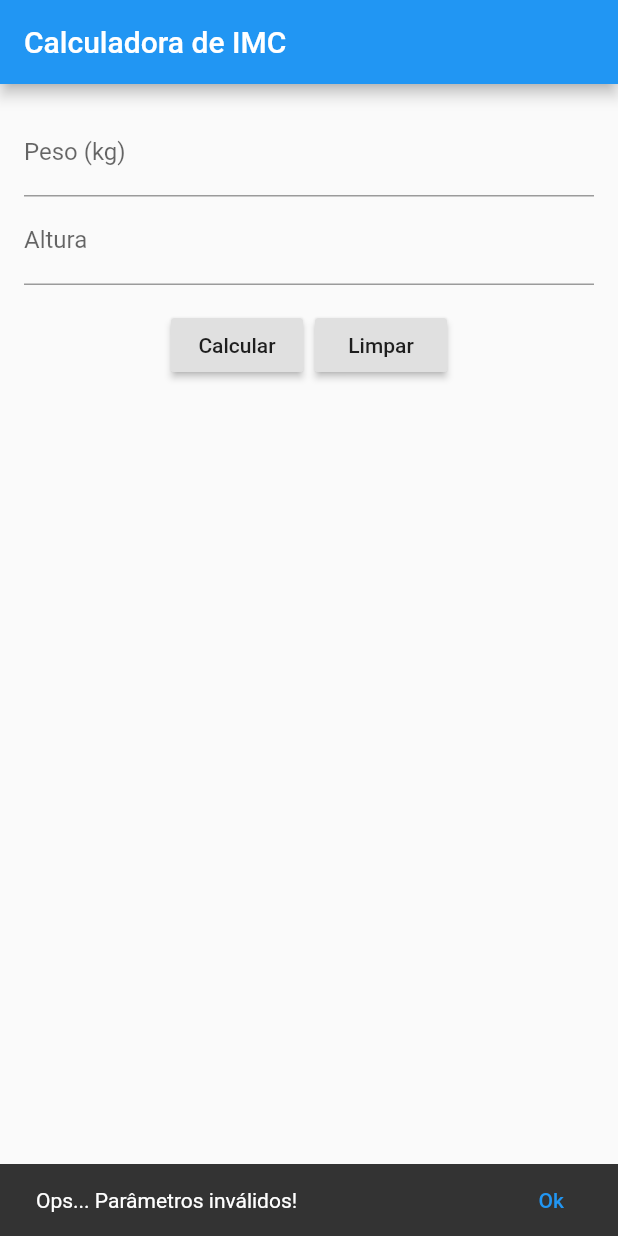
After one commit to felipeassis97/trilhasoft, a Flutter app: the CalculatorHome screen opened directly, after a tap on "Calcular", on a phone screen of 412 x 824 dp. The commit adds this screen. Run offline on Flutter 3.47's test engine with Material 2 defaults, Android fonts, the phone set to English and light mode, and no system bars; missing offline and left inert: dart:html.

Commit message:
Desafio Calculadora IMC

```diff
--- /dev/null
+++ b/semana_1/Desafio/imcCalculator/imcCalculator/lib/main.dart
@@ -0,0 +1,119 @@
+import 'package:flutter/material.dart';
+
+void main() {
+  runApp(CalculatorApp());
+}
+
+class CalculatorApp extends StatelessWidget {
+  @override
+  Widget build(BuildContext context) {
+    return MaterialApp(
+      title: 'IM Calculator',
+      home: CalculatorHome(),
+    );
+  }
+}
+
+class CalculatorHome extends StatelessWidget {
+  final TextEditingController _controllerPeso = TextEditingController();
+  final TextEditingController _controllerAltura = TextEditingController();
+
+  @override
+  Widget build(BuildContext context) {
+    return Scaffold(
+      appBar: AppBar(
+        title: Text('Calculadora de IMC'),
+      ),
+      body: Builder(
+        builder: (context) => Padding(
+          padding: EdgeInsets.all(16.0),
+          child: Column(
+            children: [
+              TextField(
+                controller: _controllerPeso,
+                decoration: InputDecoration(
+                  hintText: '78',
+                  labelText: 'Peso (kg)',
+                ),
+              ),
+              TextField(
+                controller: _controllerAltura,
+                decoration: InputDecoration(
+                  hintText: '1.80',
+                  labelText: 'Altura',
+                ),
+              ),
+              SizedBox(
+                height: 16,
+              ),
+              Row(
+                mainAxisAlignment: MainAxisAlignment.center,
+                children: [
+                  RaisedButton(
+                      onPressed: () {
+                        final peso = int.tryParse(_controllerPeso.text);
+                        final altura = double.tryParse(_controllerAltura.text);
+
+                        if (peso != null &&
+                            altura != null &&
+                            peso > 0 &&
+                            altura > 0) {
+                          final imc = peso / (altura * altura);
+                          print('Valor do imc: $imc');
+                          Navigator.push(
+                            context,
+                            MaterialPageRoute(builder: (contex) {
+                              return Resultado(
+                                imc: imc,
+                              );
+                            }),
+                          );
+                        } else {
+                          final snackBar = SnackBar(
+                            content: Text('Ops... Parâmetros inválidos!'),
+                            action: SnackBarAction(
+                              label: 'Ok',
+                              onPressed: () {},
+                            ),
+                          );
+                          Scaffold.of(context).showSnackBar(snackBar);
+                        }
+                      },
+                      child: Text('Calcular')),
+                  SizedBox(
+                    width: 8,
+                  ),
+                  RaisedButton(
+                    child: Text('Limpar'),
+                    onPressed: () {
+                      _controllerPeso.text = '';
+                      _controllerAltura.text = '';
+                    },
+                  ),
+                ],
+              ),
+            ],
+          ),
+        ),
+      ),
+    );
+  }
+}
+
+class Resultado extends StatelessWidget {
+  final double imc;
+
+  const Resultado({Key key, this.imc}) : super(key: key);
+
+  @override
+  Widget build(BuildContext context) {
+    return Scaffold(
+      appBar: AppBar(
+        title: Text('Resultado'),
+      ),
+      body: Center(
+        child: Text('O seu imc é $imc'),
+      ),
+    );
+  }
+}
```
Also changed, not shown: semana_1/Desafio/imcCalculator/imcCalculator/pubspec.yaml (added, +76 -0 lines), semana_1/projAlura/byteBank/lib/main.dart (+2 -6 lines), semana_1/Desafio/imcCalculator/imcCalculator/pubspec.lock (added), 59 other files.
